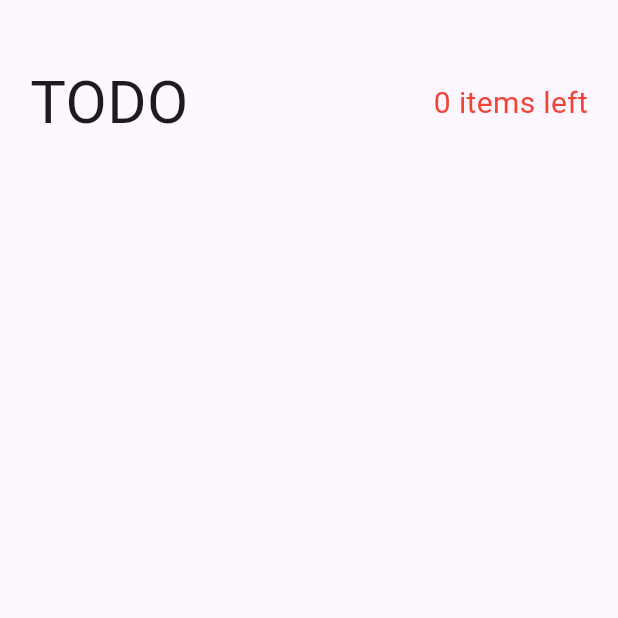
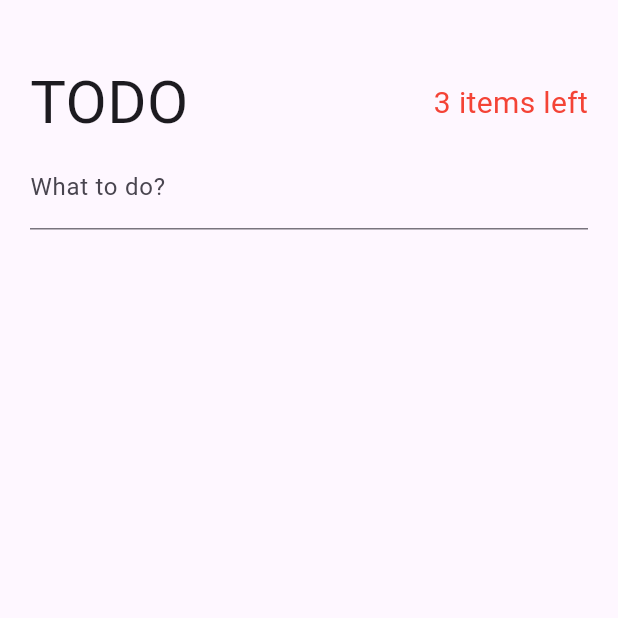
Before and after one commit to yhan0704/flutter-todo, a Flutter app: the screen it shows after launch, on a phone screen of 412 x 824 dp, the top half of it. Run offline on Flutter 3.47's test engine with Material 3 defaults, Android fonts, the phone set to English and light mode, and no system bars; our stand-ins replace bloc, equatable, flutter_bloc.

Commit message:
add todo and try to use initialCount

```diff
--- a/lib/cubits/active_todo_count/active_todo_count_cubit.dart
+++ b/lib/cubits/active_todo_count/active_todo_count_cubit.dart
@@ -11,10 +11,13 @@ part 'active_todo_count_state.dart';
 
 class ActiveTodoCountCubit extends Cubit<ActiveTodoCountState> {
   late final StreamSubscription todoListSubscreiption;
+
+  final int initialActiveTodoCount;
   final TodoListCubit todoListCubit;
   ActiveTodoCountCubit({
+    required this.initialActiveTodoCount,
     required this.todoListCubit,
-  }) : super(ActiveTodoCountState.initial()) {
+  }) : super(ActiveTodoCountState(activeTodoCount: initialActiveTodoCount)) {
     todoListSubscreiption =
         todoListCubit.stream.listen((TodoListState todoListState) {
       print('todoListState: $todoListState');
--- a/lib/cubits/todo_list/todo_list_cubit.dart
+++ b/lib/cubits/todo_list/todo_list_cubit.dart
@@ -13,6 +13,7 @@ class TodoListCubit extends Cubit<TodoListState> {
     final newTodos = [...state.todos, newTodo];
 
     emit(state.copyWith(todos: newTodos));
+    print(state);
   }
 
   void editTodo(String id, String todoDesc) {
--- a/lib/main.dart
+++ b/lib/main.dart
@@ -1,8 +1,9 @@
 import 'package:flutter/material.dart';
 import 'package:flutter_bloc/flutter_bloc.dart';
 import 'package:todo_cubit/cubits/cubits.dart';
+import 'package:todo_cubit/pages/todos_page/todos_page.dart';
 
-import 'pages/todos_page.dart';
+// import 'pages/todos_page.dart';
 
 void main() {
   runApp(const MyApp());
@@ -26,6 +27,8 @@ class MyApp extends StatelessWidget {
         ),
         BlocProvider<ActiveTodoCountCubit>(
           create: (context) => ActiveTodoCountCubit(
+            initialActiveTodoCount:
+                context.read<TodoListCubit>().state.todos.length,
             todoListCubit: BlocProvider.of<TodoListCubit>(context),
           ),
         ),
--- /dev/null
+++ b/lib/pages/todos_page/create_todo.dart
@@ -0,0 +1,34 @@
+import 'package:flutter/material.dart';
+import 'package:flutter_bloc/flutter_bloc.dart';
+import 'package:todo_cubit/cubits/cubits.dart';
+
+class CreateTodo extends StatefulWidget {
+  const CreateTodo({super.key});
+
+  @override
+  State<CreateTodo> createState() => _CreateTodoState();
+}
+
+class _CreateTodoState extends State<CreateTodo> {
+  final TextEditingController newTodoController = TextEditingController();
+
+  @override
+  void dispose() {
+    newTodoController.clear();
+    super.dispose();
+  }
+
+  @override
+  Widget build(BuildContext context) {
+    return TextField(
+      controller: newTodoController,
+      decoration: InputDecoration(labelText: 'What to do?'),
+      onSubmitted: (String? todoDesc) {
+        if (todoDesc != null && todoDesc.trim().isNotEmpty) {
+          context.read<TodoListCubit>().addTodo(todoDesc);
+          newTodoController.clear();
+        }
+      },
+    );
+  }
+}
--- a/lib/pages/todos_page.dart
+++ b/lib/pages/todos_page/todos_header.dart
@@ -1,29 +1,6 @@
 import 'package:flutter/material.dart';
 import 'package:flutter_bloc/flutter_bloc.dart';
-import 'package:todo_cubit/cubits/active_todo_count/active_todo_count_cubit.dart';
-
-class TodosPage extends StatelessWidget {
-  const TodosPage({Key? key}) : super(key: key);
-
-  @override
-  Widget build(BuildContext context) {
-    return SafeArea(
-      child: Scaffold(
-        body: SingleChildScrollView(
-          child: Padding(
-            padding:
-                const EdgeInsets.symmetric(horizontal: 20.0, vertical: 40.0),
-            child: Column(
-              children: [
-                TodoHeader(),
-              ],
-            ),
-          ),
-        ),
-      ),
-    );
-  }
-}
+import 'package:todo_cubit/cubits/cubits.dart';
 
 class TodoHeader extends StatelessWidget {
   const TodoHeader({super.key});
--- /dev/null
+++ b/lib/pages/todos_page/todos_page.dart
@@ -0,0 +1,26 @@
+import 'package:flutter/material.dart';
+import 'package:flutter_bloc/flutter_bloc.dart';
+import 'package:todo_cubit/cubits/active_todo_count/active_todo_count_cubit.dart';
+import 'package:todo_cubit/pages/todos_page/create_todo.dart';
+import 'package:todo_cubit/pages/todos_page/todos_header.dart';
+
+class TodosPage extends StatelessWidget {
+  const TodosPage({Key? key}) : super(key: key);
+
+  @override
+  Widget build(BuildContext context) {
+    return SafeArea(
+      child: Scaffold(
+        body: SingleChildScrollView(
+          child: Padding(
+            padding:
+                const EdgeInsets.symmetric(horizontal: 20.0, vertical: 40.0),
+            child: Column(
+              children: [TodoHeader(), CreateTodo()],
+            ),
+          ),
+        ),
+      ),
+    );
+  }
+}
```
